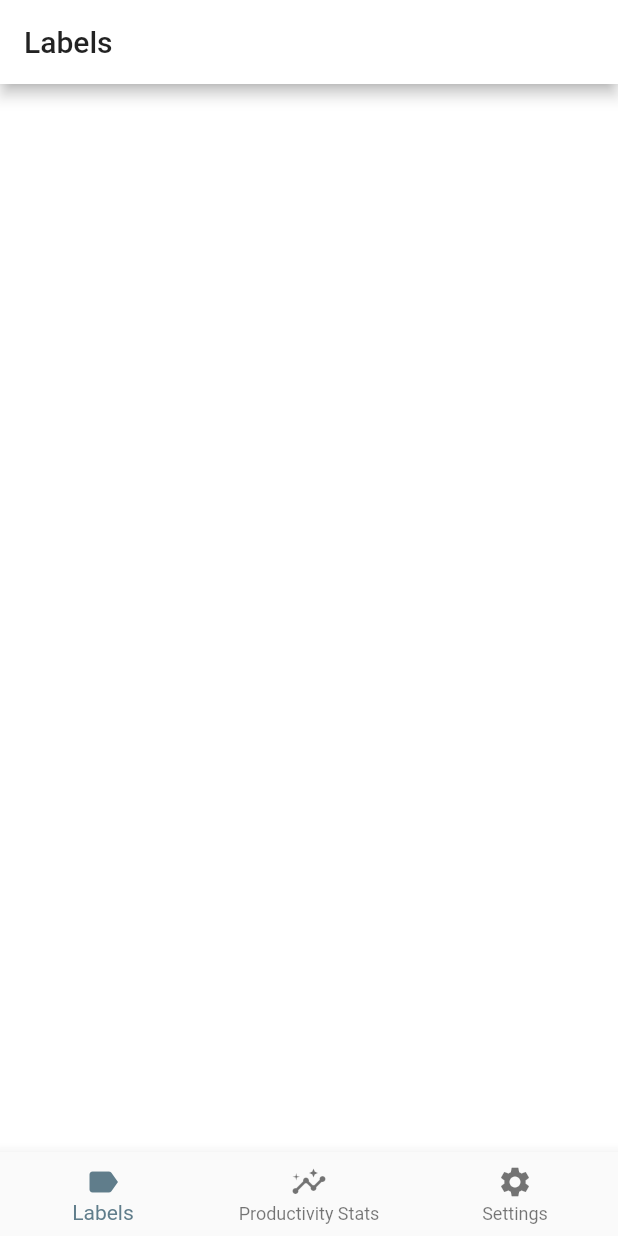
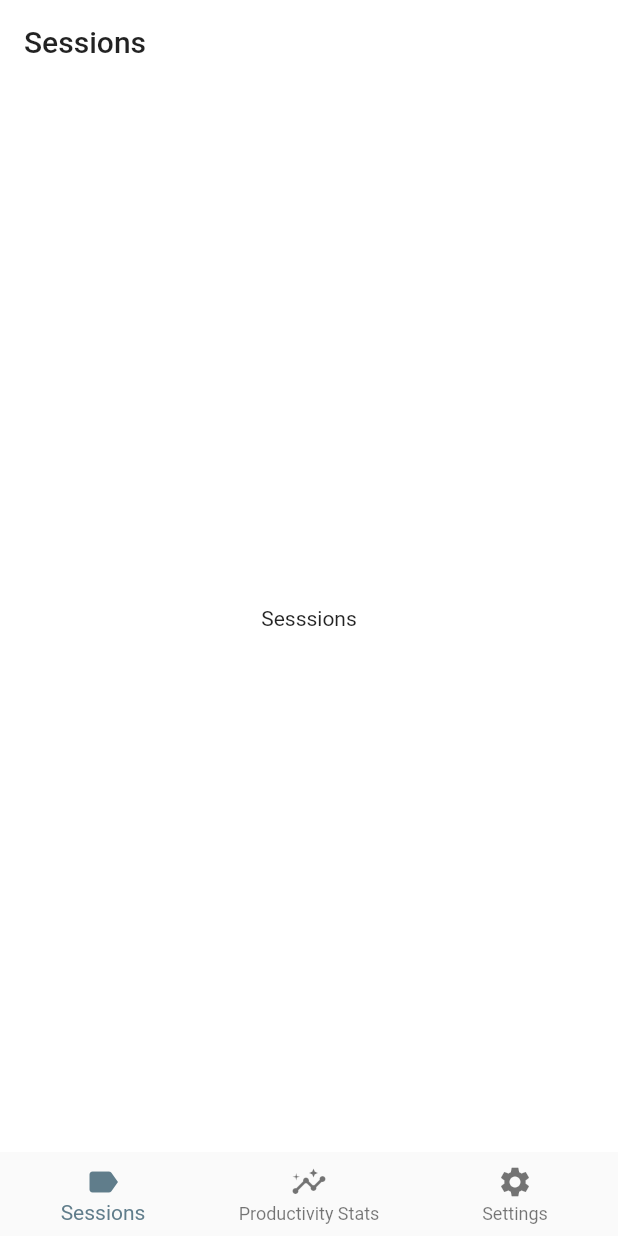
Before and after one commit to sanket143/hebi, a Flutter app: the screen it shows after launch, on a phone screen of 412 x 824 dp. Run offline on Flutter 3.47's test engine with Material 2 defaults, Android fonts, the phone set to English and light mode, and no system bars.

Commit message:
chore: replace pages with dedicated pages

```diff
--- a/lib/main.dart
+++ b/lib/main.dart
@@ -1,4 +1,5 @@
 import 'package:flutter/material.dart';
+
 import './pages/home.dart';
 
 void main() {
--- a/lib/pages/home.dart
+++ b/lib/pages/home.dart
@@ -1,5 +1,8 @@
 import 'package:flutter/material.dart';
-import './placeholder.dart';
+
+import './productivity_stats.dart';
+import './sessions.dart';
+import './settings.dart';
 
 class Home extends StatefulWidget {
   @override
@@ -8,16 +11,16 @@ class Home extends StatefulWidget {
 
 class _HomeState extends State<Home> {
   int _currentIndex = 0;
-  final List<String> _children_title = [
-    "Labels",
+  final List<String> _childrenTitle = [
+    "Sessions",
     "Productivity Stats",
     "Settings",
   ];
 
   final List<Widget> _children = [
-    PlaceholderWidget(Colors.white),
-    PlaceholderWidget(Colors.deepOrange),
-    PlaceholderWidget(Colors.green)
+    Sessions(),
+    ProductivityStats(),
+    Settings(),
   ];
 
   void onTabTapped(int index) {
@@ -31,20 +34,25 @@ class _HomeState extends State<Home> {
     return Scaffold(
       appBar: AppBar(
         title: Text(
-          _children_title[_currentIndex],
+          _childrenTitle[_currentIndex],
           style: TextStyle(color: Colors.black87),
         ),
         backgroundColor: Colors.white,
+        elevation: 0.0,
       ),
-      body: _children[_currentIndex],
+      body: Container(
+        color: Colors.white,
+        child: _children[_currentIndex],
+      ),
       bottomNavigationBar: BottomNavigationBar(
+        elevation: 0.0,
         onTap: onTabTapped,
         currentIndex:
             _currentIndex, // this will be set when a new tab is tapped
         items: [
           BottomNavigationBarItem(
             icon: new Icon(Icons.label),
-            label: 'Labels',
+            label: 'Sessions',
           ),
           BottomNavigationBarItem(
             icon: new Icon(Icons.insights),
--- a/lib/pages/placeholder.dart
+++ b/lib/pages/productivity_stats.dart
@@ -1,14 +1,12 @@
 import 'package:flutter/material.dart';
 
-class PlaceholderWidget extends StatelessWidget {
-  final Color color;
-
-  PlaceholderWidget(this.color);
-
+class ProductivityStats extends StatelessWidget {
   @override
   Widget build(BuildContext context) {
     return Container(
-      color: color,
+      child: Center(
+        child: Text("ProductivityStats"),
+      ),
     );
   }
 }
--- /dev/null
+++ b/lib/pages/sessions.dart
@@ -0,0 +1,12 @@
+import 'package:flutter/material.dart';
+
+class Sessions extends StatelessWidget {
+  @override
+  Widget build(BuildContext context) {
+    return Container(
+      child: Center(
+        child: Text("Sesssions"),
+      ),
+    );
+  }
+}
--- /dev/null
+++ b/lib/pages/settings.dart
@@ -0,0 +1,12 @@
+import 'package:flutter/material.dart';
+
+class Settings extends StatelessWidget {
+  @override
+  Widget build(BuildContext context) {
+    return Container(
+      child: Center(
+        child: Text("Settings"),
+      ),
+    );
+  }
+}
```
